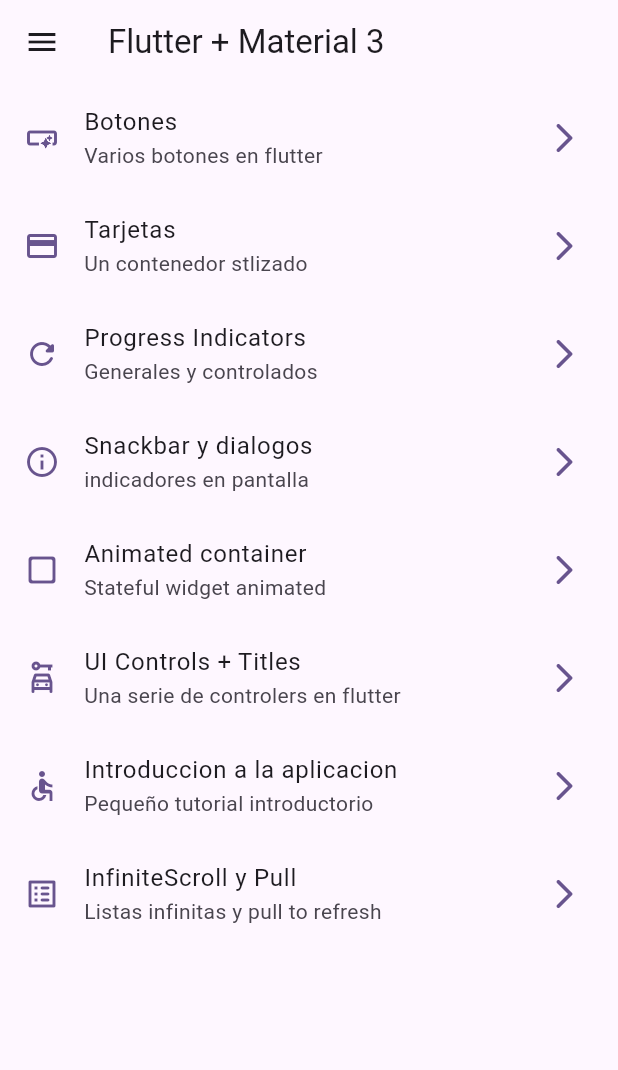
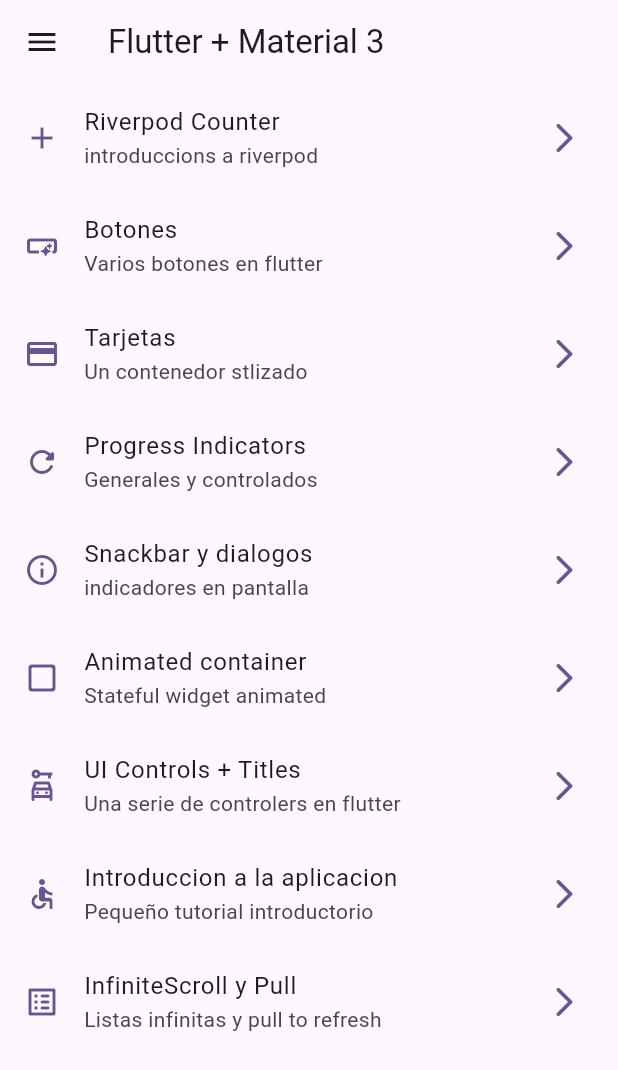
Before and after one commit to JuanPDN/flutter_course, a Flutter app: the screen it shows after launch, on a phone screen of 412 x 824 dp. Shown: the top 1070 px of the screen. Run offline on Flutter 3.47's test engine with Material 3 defaults, Android fonts, the phone set to English and light mode, and no system bars; our stand-ins replace animate_do, dio, go_router, video_player.

Commit message:
counter riverpod

```diff
--- a/widgets_app/lib/config/menu/menu_items.dart
+++ b/widgets_app/lib/config/menu/menu_items.dart
@@ -14,6 +14,11 @@
 }
 
 const List<MenuItem> appMenuItem = [
+    MenuItem(
+      title: 'Riverpod Counter',
+      subTitle: 'introduccions a riverpod',
+      link: '/counter-screen',
+      icon: Icons.add),
   MenuItem(
       title: 'Botones',
       subTitle: 'Varios botones en flutter',
@@ -54,5 +59,4 @@
       subTitle: 'Listas infinitas y pull to refresh',
       link: '/infinite_scroll',
       icon: Icons.list_alt_rounded),
-
 ];
--- a/widgets_app/lib/config/router/app_router.dart
+++ b/widgets_app/lib/config/router/app_router.dart
@@ -47,4 +47,9 @@
     name: InfiniteScrollScreen.name,
     builder: (context, state) => const InfiniteScrollScreen(),
   ),
+  GoRoute(
+    path: '/counter-screen',
+    name: CounterScreen.name,
+    builder: (context, state) => const CounterScreen(),
+  ),
 ]);
--- a/widgets_app/lib/presentation/screens/screens.dart
+++ b/widgets_app/lib/presentation/screens/screens.dart
@@ -2,6 +2,7 @@
 export 'package:widgets_app/presentation/screens/app_tutorial/app_tutorial_screen.dart';
 export 'package:widgets_app/presentation/screens/buttons/buttons_screen.dart';
 export 'package:widgets_app/presentation/screens/cards/cards_screen.dart';
+export 'package:widgets_app/presentation/screens/counter/counter_screen.dart';
 export 'package:widgets_app/presentation/screens/home/home_screen.dart';
 export 'package:widgets_app/presentation/screens/infinite_scroll/infinite_scroll_screen.dart';
 export 'package:widgets_app/presentation/screens/progress/progress_screen.dart';
```
Also changed, not shown: widgets_app/lib/presentation/screens/counter/counter_screen.dart (added, +23 -0 lines).
